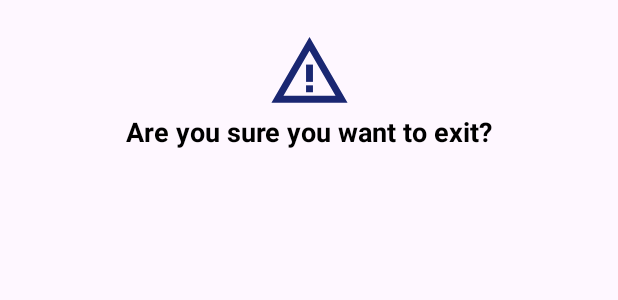
After one commit to Ibrahim-Lokman/Activity_Lifecycle_App, an Android app: the layout dialog_warning.xml on its own in the app's theme, with its tools: preview values and no code run, on a phone screen of 412 x 824 dp. The commit adds this screen. Shown: the top 300 px of the screen. Run offline under Robolectric (Android 15) with nearby library versions, the phone set to English and light mode, and no system bars.

Commit message:
Custom Views in alert dialog

```diff
--- a/app/src/main/java/com/ibrahim/activitylifecycleapp/MainActivity.kt
+++ b/app/src/main/java/com/ibrahim/activitylifecycleapp/MainActivity.kt
@@ -69,7 +69,7 @@ class MainActivity : AppCompatActivity() {
     private fun showDialog(){
         AlertDialog.Builder(this)
             .setTitle("Warning")
-            .setMessage("Are you sure you want to exit?")
+            .setView(R.layout.dialog_warning)
             .setPositiveButton("Yes"){_, _ ->
                 finish()
             }
@@ -77,7 +77,7 @@ class MainActivity : AppCompatActivity() {
                 dialog.dismiss()
             }
             .setNeutralButton("Report Bug"
-            ) { dialog, which ->
+            ) { _, _ ->
                 Toast.makeText(
                     this@MainActivity,
                     "Bug Reported",
--- /dev/null
+++ b/app/src/main/res/drawable/baseline_warning_amber_24.xml
@@ -0,0 +1,7 @@
+<vector android:height="24dp" android:tint="#000000"
+    android:viewportHeight="24" android:viewportWidth="24"
+    android:width="24dp" xmlns:android="http://schemas.android.com/apk/res/android">
+    <path android:fillColor="@android:color/white" android:pathData="M12,5.99L19.53,19H4.47L12,5.99M12,2L1,21h22L12,2L12,2z"/>
+    <path android:fillColor="@android:color/white" android:pathData="M13,16l-2,0l0,2l2,0z"/>
+    <path android:fillColor="@android:color/white" android:pathData="M13,10l-2,0l0,5l2,0z"/>
+</vector>
--- /dev/null
+++ b/app/src/main/res/layout/dialog_warning.xml
@@ -0,0 +1,30 @@
+<?xml version="1.0" encoding="utf-8"?>
+<androidx.constraintlayout.widget.ConstraintLayout xmlns:android="http://schemas.android.com/apk/res/android"
+   android:id="@+id/dialog_warning"
+    android:layout_width="match_parent"
+    android:layout_height="match_parent"
+    android:padding="20dp"
+    xmlns:app="http://schemas.android.com/apk/res-auto">
+
+    <ImageView
+        android:id="@+id/image_view_warning"
+        android:layout_width="55dp"
+        android:layout_height="55dp"
+        android:src="@drawable/baseline_warning_amber_24"
+        app:layout_constraintTop_toTopOf="parent"
+        app:layout_constraintStart_toStartOf="parent"
+
+        app:layout_constraintEnd_toEndOf="parent"
+        app:tint="@color/blue_500" />
+    <TextView
+        android:layout_width="wrap_content"
+        android:layout_height="wrap_content"
+        android:text="Are you sure you want to exit?"
+        android:textColor="@color/black"
+        android:textSize="18sp"
+        android:textStyle="bold"
+        app:layout_constraintTop_toBottomOf="@id/image_view_warning"
+        app:layout_constraintStart_toStartOf="parent"
+        app:layout_constraintEnd_toEndOf="parent"
+        />
+</androidx.constraintlayout.widget.ConstraintLayout>
--- a/app/src/main/res/values/colors.xml
+++ b/app/src/main/res/values/colors.xml
@@ -2,4 +2,5 @@
 <resources>
     <color name="black">#FF000000</color>
     <color name="white">#FFFFFFFF</color>
+    <color name="blue_500">#1A2772</color>
 </resources>
```
